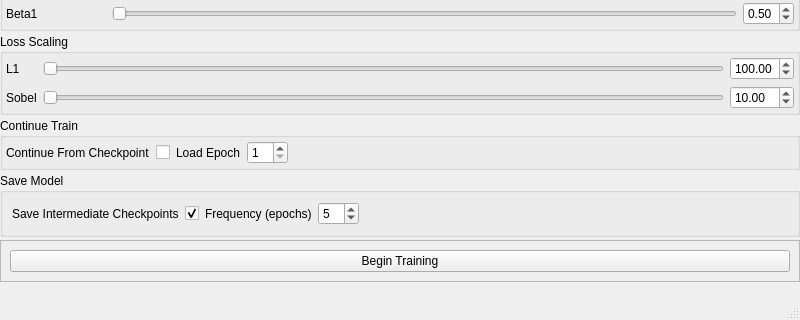
This is ui/base.ui in ZacharyBork/NectarGAN as Qt 5 draws it before an edit; both pictures show x 0 to 800 and y 388 to 708 of the 800 by 708 pixel window. The edited form follows.
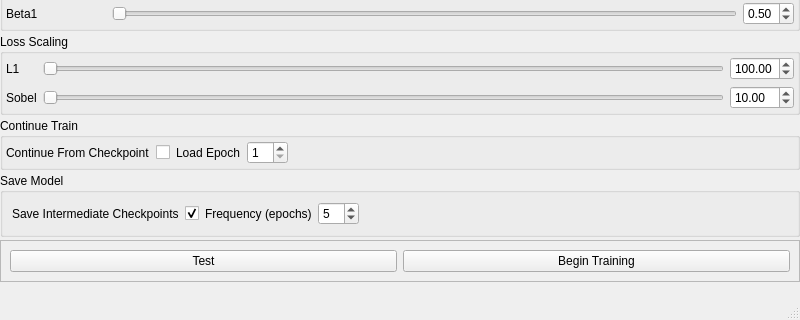
This is the edited form.

Patch:
```diff
--- a/ui/base.ui
+++ b/ui/base.ui
@@ -816,6 +816,13 @@
        <enum>QFrame::Raised</enum>
       </property>
       <layout class="QHBoxLayout" name="horizontalLayout_18">
+       <item>
+        <widget class="QPushButton" name="test_button">
+         <property name="text">
+          <string>Test</string>
+         </property>
+        </widget>
+       </item>
        <item>
         <widget class="QPushButton" name="begin_training">
          <property name="text">
```
